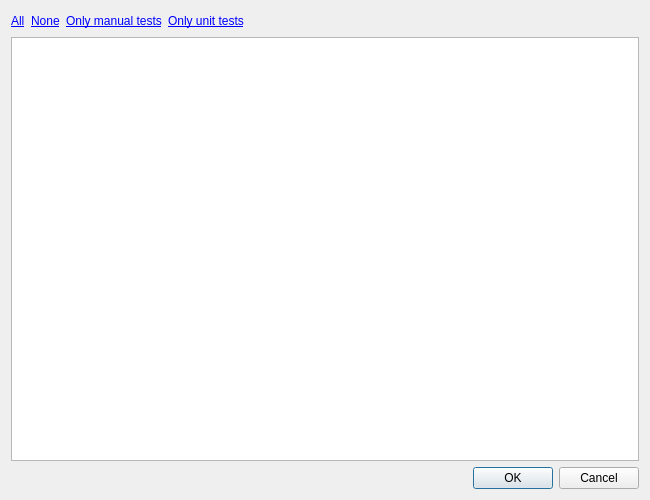
First picture: the form in qgistester/testselector.ui, repository planetfederal/qgis-tester-plugin, before the edit.
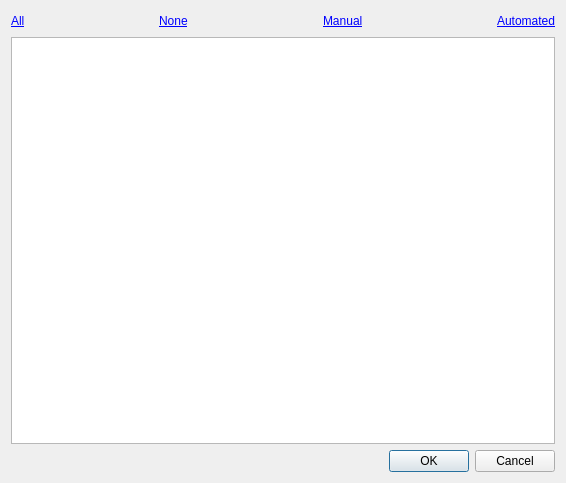
Second picture: the form after the edit.

Commit message: Shortened and spaced labels for test selector (by cadams)

What changed in the file:
```diff
--- a/qgistester/testselector.ui
+++ b/qgistester/testselector.ui
@@ -6,8 +6,8 @@
    <rect>
     <x>0</x>
     <y>0</y>
-    <width>650</width>
-    <height>500</height>
+    <width>566</width>
+    <height>483</height>
    </rect>
   </property>
   <property name="windowTitle">
@@ -23,6 +23,19 @@
        </property>
       </widget>
      </item>
+     <item>
+      <spacer name="horizontalSpacer_2">
+       <property name="orientation">
+        <enum>Qt::Horizontal</enum>
+       </property>
+       <property name="sizeHint" stdset="0">
+        <size>
+         <width>40</width>
+         <height>20</height>
+        </size>
+       </property>
+      </spacer>
+     </item>
      <item>
       <widget class="QLabel" name="unselectAllLabel">
        <property name="text">
@@ -30,34 +43,47 @@
        </property>
       </widget>
      </item>
+     <item>
+      <spacer name="horizontalSpacer_3">
+       <property name="orientation">
+        <enum>Qt::Horizontal</enum>
+       </property>
+       <property name="sizeHint" stdset="0">
+        <size>
+         <width>40</width>
+         <height>20</height>
+        </size>
+       </property>
+      </spacer>
+     </item>
      <item>
       <widget class="QLabel" name="onlyManualLabel">
        <property name="text">
-        <string>&lt;a href='#'&gt;Only manual tests&lt;/a&gt;</string>
+        <string>&lt;a href='#'&gt;Manual&lt;/a&gt;</string>
        </property>
       </widget>
      </item>
+     <item>
+      <spacer name="horizontalSpacer_4">
+       <property name="orientation">
+        <enum>Qt::Horizontal</enum>
+       </property>
+       <property name="sizeHint" stdset="0">
+        <size>
+         <width>40</width>
+         <height>20</height>
+        </size>
+       </property>
+      </spacer>
+     </item>
      <item>
       <widget class="QLabel" name="onlyUnitLabel">
        <property name="text">
-        <string>&lt;a href='#'&gt;Only unit tests&lt;/a&gt;</string>
+        <string>&lt;a href='#'&gt;Automated&lt;/a&gt;</string>
        </property>
       </widget>
      </item>
-     <item>
-      <spacer name="horizontalSpacer">
-       <property name="orientation">
-        <enum>Qt::Horizontal</enum>
-       </property>
-       <property name="sizeHint" stdset="0">
-        <size>
-         <width>40</width>
-         <height>20</height>
-        </size>
-       </property>
-      </spacer>
-     </item>
-     </layout>
+    </layout>
    </item>
    <item>
     <widget class="QTreeWidget" name="testsTree">
```
